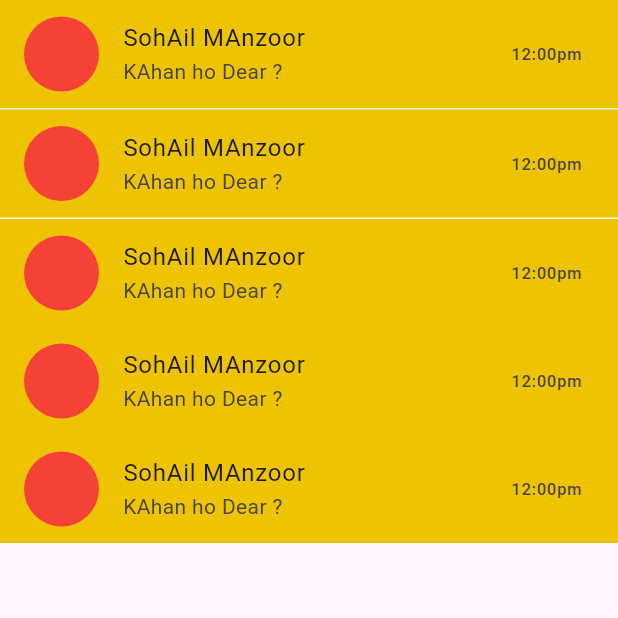
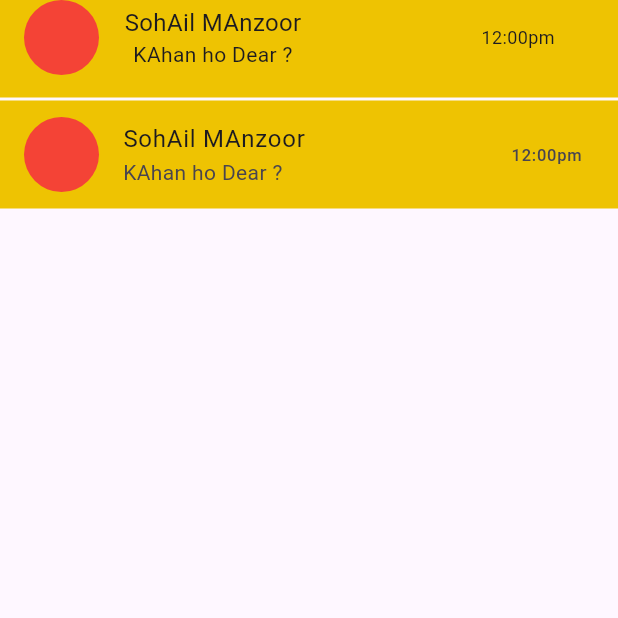
Before and after one commit to SuhAilMAnzoor/third_Safe_area_SizedBox_Making_WhatsApp_Chat_UI_With_ListTile_Make_Custom_Widget_For_WhatsApp_Chat, a Flutter app: the screen it shows after launch, on a phone screen of 412 x 824 dp, the top half of it. Run offline on Flutter 3.47's test engine with Material 3 defaults, Android fonts, the light colour scheme and no system bars.

Commit message:
Making WhatsApp Chat UI Without ListTile Widget, not best approch for development

```diff
--- /dev/null
+++ b/lib/02.second_screen.dart
@@ -0,0 +1,98 @@
+import 'package:flutter/material.dart';
+
+//Making WhatsApp Chat UI Using Without ListTile
+class SecondScreen extends StatelessWidget {
+  const SecondScreen({super.key});
+
+  @override
+  Widget build(BuildContext context) {
+    return Scaffold(
+      body: SafeArea(
+        child: Column(
+          children: [
+            Container(
+              padding: EdgeInsets.only(bottom: 15),
+              color: Color.fromARGB(255, 238, 195, 2),
+              child: const Row(
+                children: [
+                  SizedBox(
+                    width: 16,
+                  ),
+                  CircleAvatar(
+                    backgroundColor: Colors.red,
+                    radius: 25,
+                  ),
+                  SizedBox(
+                    width: 17,
+                  ),
+                  Column(
+                    children: [
+                      Text(
+                        "SohAil MAnzoor",
+                        style: TextStyle(fontSize: 16),
+                      ),
+                      Text("KAhan ho Dear ?"),
+                    ],
+                  ),
+                  SizedBox(
+                    width: 120,
+                  ),
+                  Text(
+                    "12:00pm",
+                    style: TextStyle(
+                      fontSize: 12,
+                    ),
+                  ),
+                  SizedBox(
+                    width: 10,
+                  ),
+                ],
+              ),
+            ),
+            SizedBox(height: 2),
+
+            // Using LitTule
+            const ListTile(
+              tileColor: Color.fromARGB(255, 238, 195, 2),
+              leading: CircleAvatar(
+                radius: 25,
+                backgroundColor: Colors.red,
+              ),
+              title: Text("SohAil MAnzoor"),
+              subtitle: Text("KAhan ho Dear ?"),
+              trailing: Text("12:00pm"),
+            ),
+          ],
+        ),
+      ),
+    );
+  }
+}
+
+
+
+
+
+
+
+
+
+
+
+
+
+
+
+
+
+
+
+
+
+
+
+      // appBar: AppBar(
+      //   title: const Text("My Second Flutter App",
+      //       style: TextStyle(color: Colors.white)),
+      //   backgroundColor: Colors.blue,
+      // ),
--- a/lib/main.dart
+++ b/lib/main.dart
@@ -1,5 +1,5 @@
 import 'package:flutter/material.dart';
-import 'package:third_custom_ui_custom_stateless_widget/01.first_screen.dart';
+import 'package:third_custom_ui_custom_stateless_widget/02.second_screen.dart';
 
 void main() {
   runApp(const MyApp());
@@ -11,7 +11,7 @@ class MyApp extends StatelessWidget {
   @override
   Widget build(BuildContext context) {
     return const MaterialApp(
-      home: FirstScreen(),
+      home: SecondScreen(),
     );
   }
 }
```
